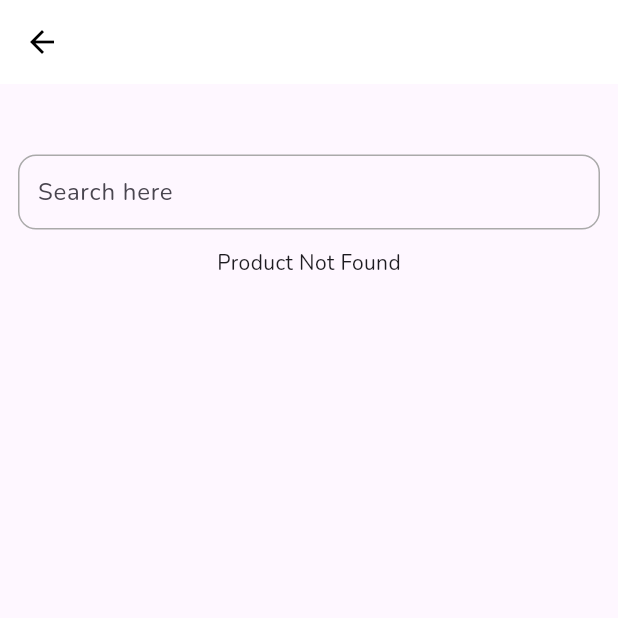
After one commit to bagussubagja/bloc-clean-architecture, a Flutter app: the SearchScreen screen opened by its route, on a phone screen of 412 x 824 dp, the top half of it. The commit adds this screen. Run offline on Flutter 3.47's test engine with Material 3 defaults, Android fonts, the phone set to English and light mode, and no system bars; our stand-ins replace bloc, cached_network_image, carousel_slider, dartz, equatable, flutter_bloc and 6 more; accounts and stored records are empty; network calls fail.

Commit message:
add search product by name

```diff
--- a/lib/core/router/app_router.dart
+++ b/lib/core/router/app_router.dart
@@ -1,8 +1,11 @@
+import 'dart:developer';
+
 import 'package:bloc_clean_architecture/core/error/exceptions.dart';
 import 'package:bloc_clean_architecture/presentation/views/authentication/signin_view.dart';
 import 'package:bloc_clean_architecture/presentation/views/authentication/signup_view.dart';
 import 'package:bloc_clean_architecture/presentation/views/detail_product/detail_product_view.dart';
 import 'package:bloc_clean_architecture/presentation/views/main/main_view.dart';
+import 'package:bloc_clean_architecture/presentation/views/search_screen/search_screen.dart';
 import 'package:bloc_clean_architecture/presentation/views/splash_screen/splash_screen.dart';
 import 'package:flutter/material.dart';
 import 'package:page_transition/page_transition.dart';
@@ -13,7 +16,10 @@ class AppRouter {
   static const String signup = '/signup';
   static const String main = '/main';
   static const String detailProduct = '/detail-product';
+  static const String searchProduct = '/search-product';
+
   static Route<dynamic> onGenerateRoute(RouteSettings routeSettings) {
+    log('Current Route : ${routeSettings.name}');
     switch (routeSettings.name) {
       case root:
         return PageTransition(
@@ -37,10 +43,12 @@ class AppRouter {
         );
       case detailProduct:
         return PageTransition(
-          child:
-              DetailProductView(productId: routeSettings.arguments as int),
+          child: DetailProductView(productId: routeSettings.arguments as int),
           type: PageTransitionType.rightToLeft,
         );
+      case searchProduct:
+        return PageTransition(
+            child: const SearchScreen(), type: PageTransitionType.fade);
       default:
         throw RouteException('Route Not Found!');
     }
--- a/lib/core/services/services_locator.dart
+++ b/lib/core/services/services_locator.dart
@@ -13,12 +13,14 @@ import 'package:bloc_clean_architecture/domain/usecases/category/get_category_us
 import 'package:bloc_clean_architecture/domain/usecases/products/get_detail_product_usecase.dart';
 import 'package:bloc_clean_architecture/domain/usecases/products/get_product_usecase.dart';
 import 'package:bloc_clean_architecture/domain/usecases/products/get_products_by_category.dart';
+import 'package:bloc_clean_architecture/domain/usecases/products/get_search_product_by_name.dart';
 import 'package:bloc_clean_architecture/domain/usecases/user/get_profile_usecase.dart';
 import 'package:bloc_clean_architecture/domain/usecases/user/sign_in_usecase.dart';
 import 'package:bloc_clean_architecture/presentation/blocs/detail_product/detail_product_bloc.dart';
 import 'package:bloc_clean_architecture/presentation/blocs/main/cart/cart_bloc.dart';
 import 'package:bloc_clean_architecture/presentation/blocs/main/home/home_bloc.dart';
 import 'package:bloc_clean_architecture/presentation/blocs/main/main_cubit.dart';
+import 'package:bloc_clean_architecture/presentation/blocs/search_product/search_product_bloc.dart';
 import 'package:bloc_clean_architecture/presentation/blocs/signin/signin_bloc.dart';
 import 'package:bloc_clean_architecture/presentation/blocs/signup/signup_bloc.dart';
 import 'package:bloc_clean_architecture/presentation/blocs/splash_screen/splash_screen_cubit.dart';
@@ -39,6 +41,7 @@ Future<void> initServiceLocator() async {
   sl.registerFactory(() => HomeBloc(sl(), sl(), sl(), sl(), sl()));
   sl.registerFactory(() => CartBloc());
   sl.registerFactory(() => DetailProductBloc(sl()));
+  sl.registerFactory(() => SearchProductBloc(sl()));
 
   // Usecase
   sl.registerLazySingleton(() => SignInUseCase(sl()));
@@ -49,6 +52,7 @@ Future<void> initServiceLocator() async {
   sl.registerLazySingleton(() => GetProfileUserUseCase(sl()));
   sl.registerLazySingleton(() => GetDetailProductUseCase(repository: sl()));
   sl.registerLazySingleton(() => GetProductsByCategory(sl()));
+  sl.registerLazySingleton(() => GetSearchProductByNameUseCase(sl()));
 
   // Repository
   sl.registerLazySingleton<UserRepository>(
--- a/lib/domain/repositories/product_repository.dart
+++ b/lib/domain/repositories/product_repository.dart
@@ -5,6 +5,10 @@ import 'package:dartz/dartz.dart';
 
 abstract class ProductRepository {
   Future<Either<Failure, List<Products>>> getProducts();
+
   Future<Either<Failure, DetailProduct>> getDetailProduct(int id);
+
   Future<Either<Failure, List<Products>>> getProductByCategory(int id);
+
+  Future<Either<Failure, List<Products>>> searchProductByName(String name);
 }
--- /dev/null
+++ b/lib/domain/usecases/products/get_search_product_by_name.dart
@@ -0,0 +1,16 @@
+import 'package:bloc_clean_architecture/core/error/failures.dart';
+import 'package:bloc_clean_architecture/core/usecases/usecase.dart';
+import 'package:bloc_clean_architecture/domain/entities/products/products.dart';
+import 'package:bloc_clean_architecture/domain/repositories/product_repository.dart';
+import 'package:dartz/dartz.dart';
+
+class GetSearchProductByNameUseCase implements UseCase<List<Products>, String> {
+  final ProductRepository repository;
+
+  GetSearchProductByNameUseCase(this.repository);
+
+  @override
+  Future<Either<Failure, List<Products>>> call(String params) async {
+    return await repository.searchProductByName(params);
+  }
+}
--- a/lib/main.dart
+++ b/lib/main.dart
@@ -4,6 +4,7 @@ import 'package:bloc_clean_architecture/presentation/blocs/detail_product/detail
 import 'package:bloc_clean_architecture/presentation/blocs/main/cart/cart_bloc.dart';
 import 'package:bloc_clean_architecture/presentation/blocs/main/home/home_bloc.dart';
 import 'package:bloc_clean_architecture/presentation/blocs/main/main_cubit.dart';
+import 'package:bloc_clean_architecture/presentation/blocs/search_product/search_product_bloc.dart';
 import 'package:bloc_clean_architecture/presentation/blocs/signin/signin_bloc.dart';
 import 'package:bloc_clean_architecture/presentation/blocs/signup/signup_bloc.dart';
 import 'package:bloc_clean_architecture/presentation/blocs/splash_screen/splash_screen_cubit.dart';
@@ -43,7 +44,10 @@ class MyApp extends StatelessWidget {
         ),
         BlocProvider(
           create: (context) => DetailProductBloc(sl()),
-        )
+        ),
+        BlocProvider(
+          create: (context) => SearchProductBloc(sl()),
+        ),
       ],
       child: MaterialApp(
         title: 'BLoC Clean Architecture',
--- /dev/null
+++ b/lib/presentation/blocs/search_product/search_product_bloc.dart
@@ -0,0 +1,33 @@
+import 'package:bloc/bloc.dart';
+import 'package:bloc_clean_architecture/core/error/failures.dart';
+import 'package:bloc_clean_architecture/domain/usecases/products/get_search_product_by_name.dart';
+import 'package:equatable/equatable.dart';
+
+import '../../../domain/entities/products/products.dart';
+
+part 'search_product_event.dart';
+part 'search_product_state.dart';
+
+class SearchProductBloc extends Bloc<SearchProductEvent, SearchProductState> {
+  final GetSearchProductByNameUseCase getSearchProductByNameUseCase;
+
+  SearchProductBloc(this.getSearchProductByNameUseCase)
+      : super(SearchProductInitial()) {
+    // on<SearchProductEvent>((event, emit) {
+    //   // TODO: implement event handler
+    // });
+    on<SearchProductByNameEvent>(onSearchProductByNameEvent);
+  }
+
+  void onSearchProductByNameEvent(
+      SearchProductByNameEvent event, Emitter<SearchProductState> emit) async {
+    try {
+      emit(SearchProductLoading());
+      final result = await getSearchProductByNameUseCase(event.name);
+      result.fold((l) => emit(SearchProductFailed(l)),
+          (r) => emit(SearchProductSuccess(r)));
+    } catch (e) {
+      emit(SearchProductFailed(ExceptionFailure()));
+    }
+  }
+}
--- /dev/null
+++ b/lib/presentation/blocs/search_product/search_product_event.dart
@@ -0,0 +1,14 @@
+part of 'search_product_bloc.dart';
+
+abstract class SearchProductEvent extends Equatable {
+  const SearchProductEvent();
+
+  @override
+  List<Object> get props => [];
+}
+
+class SearchProductByNameEvent extends SearchProductEvent {
+  final String name;
+
+  const SearchProductByNameEvent(this.name);
+}
--- /dev/null
+++ b/lib/presentation/blocs/search_product/search_product_state.dart
@@ -0,0 +1,26 @@
+part of 'search_product_bloc.dart';
+
+abstract class SearchProductState extends Equatable {
+  const SearchProductState();
+
+  @override
+  List<Object> get props => [];
+}
+
+abstract class SearchProductAfterState extends SearchProductState {}
+
+class SearchProductInitial extends SearchProductState {}
+
+class SearchProductLoading extends SearchProductAfterState {}
+
+class SearchProductSuccess extends SearchProductAfterState {
+  final List<Products> products;
+
+  SearchProductSuccess(this.products);
+}
+
+class SearchProductFailed extends SearchProductAfterState {
+  final Failure failure;
+
+  SearchProductFailed(this.failure);
+}
--- /dev/null
+++ b/lib/presentation/views/search_screen/search_screen.dart
@@ -0,0 +1,114 @@
+import 'package:bloc_clean_architecture/core/constant/colors.dart';
+import 'package:bloc_clean_architecture/core/router/app_router.dart';
+import 'package:bloc_clean_architecture/presentation/blocs/search_product/search_product_bloc.dart';
+import 'package:bloc_clean_architecture/presentation/widgets/custom_spacing.dart';
+import 'package:bloc_clean_architecture/presentation/widgets/custom_textfield.dart';
+import 'package:cached_network_image/cached_network_image.dart';
+import 'package:flutter/material.dart';
+import 'package:flutter_bloc/flutter_bloc.dart';
+
+import '../../../domain/entities/products/products.dart';
+
+class SearchScreen extends StatefulWidget {
+  const SearchScreen({super.key});
+
+  @override
+  State<SearchScreen> createState() => _SearchScreenState();
+}
+
+class _SearchScreenState extends State<SearchScreen> {
+  final controller = TextEditingController();
+  List<Products> productSearchResult = [];
+  bool isLoading = false;
+
+  @override
+  void dispose() {
+    controller.dispose();
+    super.dispose();
+  }
+
+  @override
+  Widget build(BuildContext context) {
+    return BlocListener<SearchProductBloc, SearchProductState>(
+      listener: (context, state) {
+        if (state is SearchProductSuccess) {
+          setState(() {
+            productSearchResult = state.products;
+            isLoading = false;
+          });
+        }
+        if (state is SearchProductLoading) {
+          setState(() {
+            isLoading = true;
+          });
+        }
+      },
+      child: Scaffold(
+        appBar: AppBar(
+          elevation: 0,
+          leading: IconButton(
+              onPressed: () {
+                Navigator.pop(context);
+              },
+              icon: const Icon(
+                Icons.arrow_back,
+                color: Colors.black,
+              )),
+          backgroundColor: AppColor.whiteColor,
+        ),
+        body: _mainBody(),
+      ),
+    );
+  }
+
+  _mainBody() {
+    return ListView(
+      padding: const EdgeInsets.all(12),
+      children: [
+        customTextField(
+          controller: controller,
+          hintText: 'Search here',
+          labelText: '',
+          keyboardType: TextInputType.text,
+          isPassword: false,
+          isReadOnly: false,
+          onChanged: (name) {
+            context
+                .read<SearchProductBloc>()
+                .add(SearchProductByNameEvent(name));
+            if (name.isEmpty) {
+              context
+                  .read<SearchProductBloc>()
+                  .add(const SearchProductByNameEvent(''));
+            }
+          },
+        ),
+        Visibility(
+          visible: productSearchResult.isNotEmpty,
+          replacement: const Center(
+            child: Text('Product Not Found'),
+          ),
+          child: ListView.separated(
+            shrinkWrap: true,
+            primary: false,
+            itemCount: productSearchResult.length,
+            separatorBuilder: (context, index) => verticalSpacing(12),
+            itemBuilder: (context, index) {
+              return ListTile(
+                onTap: () {
+                  Navigator.pushNamed(context, AppRouter.detailProduct,
+                      arguments: productSearchResult[index].id!);
+                },
+                leading: CachedNetworkImage(
+                    imageUrl: productSearchResult[index].images![0]),
+                title: Text(
+                  productSearchResult[index].title!,
+                ),
+              );
+            },
+          ),
+        )
+      ],
+    );
+  }
+}
--- a/lib/presentation/widgets/product_item_card.dart
+++ b/lib/presentation/widgets/product_item_card.dart
@@ -10,7 +10,8 @@ import 'package:flutter/material.dart';
 Widget productItemCard(BuildContext context, Products products, int productId) {
   return GestureDetector(
     onTap: () {
-      Navigator.pushNamed(context, AppRouter.detailProduct, arguments: productId);
+      Navigator.pushNamed(context, AppRouter.detailProduct,
+          arguments: productId);
     },
     child: Container(
       decoration: BoxDecoration(
@@ -61,7 +62,6 @@ Widget productItemCard(BuildContext context, Products products, int productId) {
               );
             },
           ),
-          const Spacer(),
           Padding(
             padding: const EdgeInsets.all(8),
             child: Column(
```
Also changed, not shown: lib/data/data_source/remote/product_remote_data_source.dart (+26 -6 lines), lib/data/repositories/products_repository_impl.dart (+15 -2 lines), lib/presentation/views/main/home/home_view.dart (+33 -0 lines).
